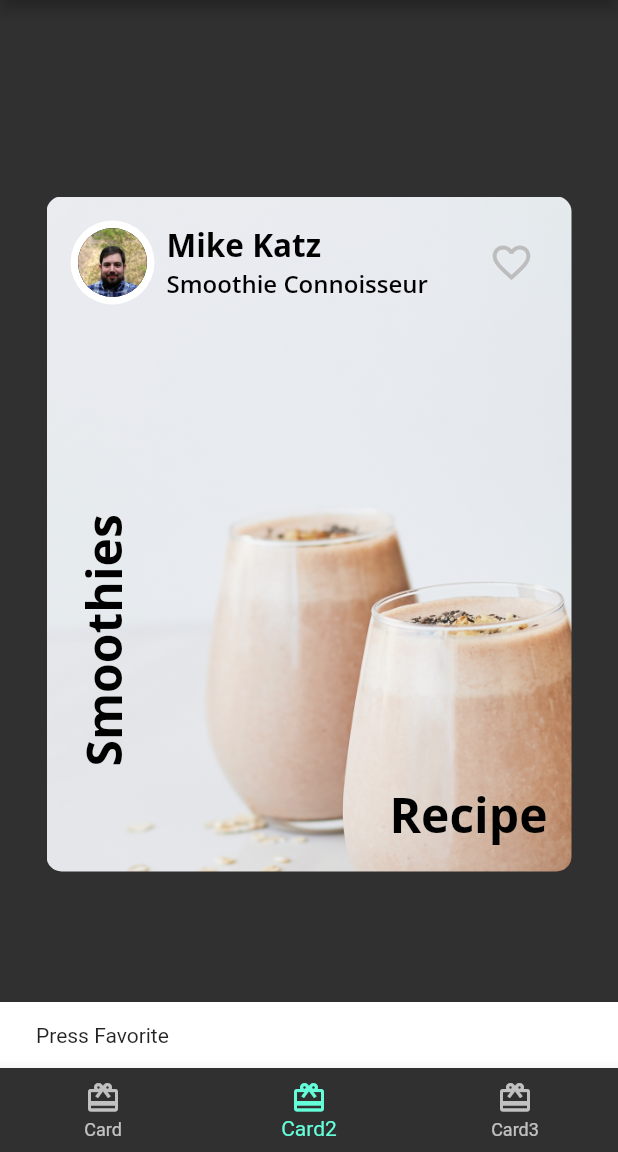
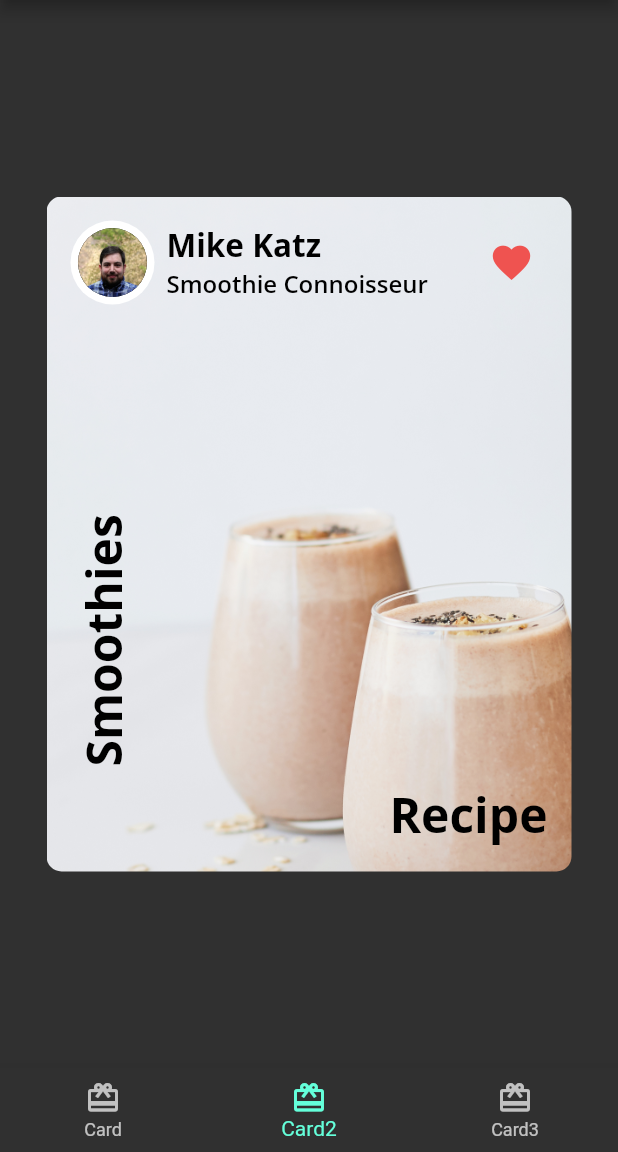
Before and after one commit to Faroukalfahmy/pemrograman_mobile_lanjut, a Flutter app: the screen it shows after launch, item 2 of the bottom bar chosen, after a tap on the "favorite outline" icon, on a phone screen of 412 x 824 dp, the part 84-1236 px from its top. Run offline on Flutter 3.47's test engine with Material 2 defaults, Android fonts, the phone set to English and light mode, and no system bars; our stand-ins replace google_fonts.

Commit message:
LKP UNDER STANDING WIDGET FAROUK

```diff
--- a/farouk_flutter/lib/author_card.dart
+++ b/farouk_flutter/lib/author_card.dart
@@ -1,7 +1,7 @@
 import 'package:flutter/material.dart';
 import 'fooderlich_theme.dart';
 import 'circle_image.dart';
-class AuthorCard extends StatelessWidget {
+class AuthorCard extends StatefulWidget {
 final String authorName;
 final String title;
 final ImageProvider imageProvider;
@@ -11,6 +11,14 @@
 required this.title,
 required this.imageProvider,
 }) : super(key: key);
+
+  @override
+  State<AuthorCard> createState() => _AuthorCardState();
+}
+
+class _AuthorCardState extends State<AuthorCard> {
+bool _isFavorited = false;
+
 @override
 Widget build(BuildContext context) {
 return Container(
@@ -19,29 +27,31 @@
 mainAxisAlignment: MainAxisAlignment.spaceBetween,
 children: [
 Row(children: [
-CircleImage(imageProvider: imageProvider, imageRadius: 28),
+CircleImage(imageProvider: widget.imageProvider, imageRadius: 28),
 const SizedBox(width: 8),
 Column(
 crossAxisAlignment: CrossAxisAlignment.start,
 children: [
 Text(
-authorName,
+widget.authorName,
 style: FooderlichTheme.lightTextTheme.headline2,
 ),
 Text(
-title,
+widget.title,
 style: FooderlichTheme.lightTextTheme.headline3,
 )
 ],
 ),
 ]),
 IconButton(
-icon: const Icon(Icons.favorite_border),
+icon: Icon(_isFavorited ? Icons.favorite : Icons.favorite_border),
+
 iconSize: 30,
-color: Colors.grey[400],
+color: Colors.red[400],
 onPressed: () {
-const snackBar = SnackBar(content: Text('Press Favorite'));
-ScaffoldMessenger.of(context).showSnackBar(snackBar);
+  setState(() {
+ _isFavorited = !_isFavorited;
+ });
 },
 ),
 ],
```
